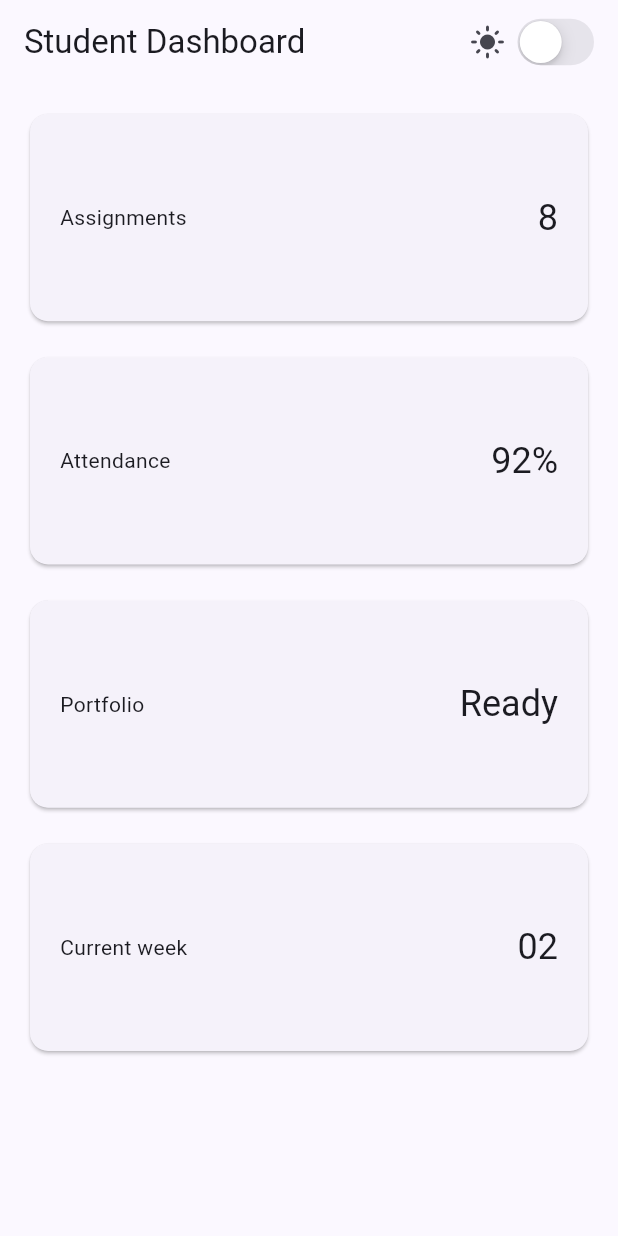
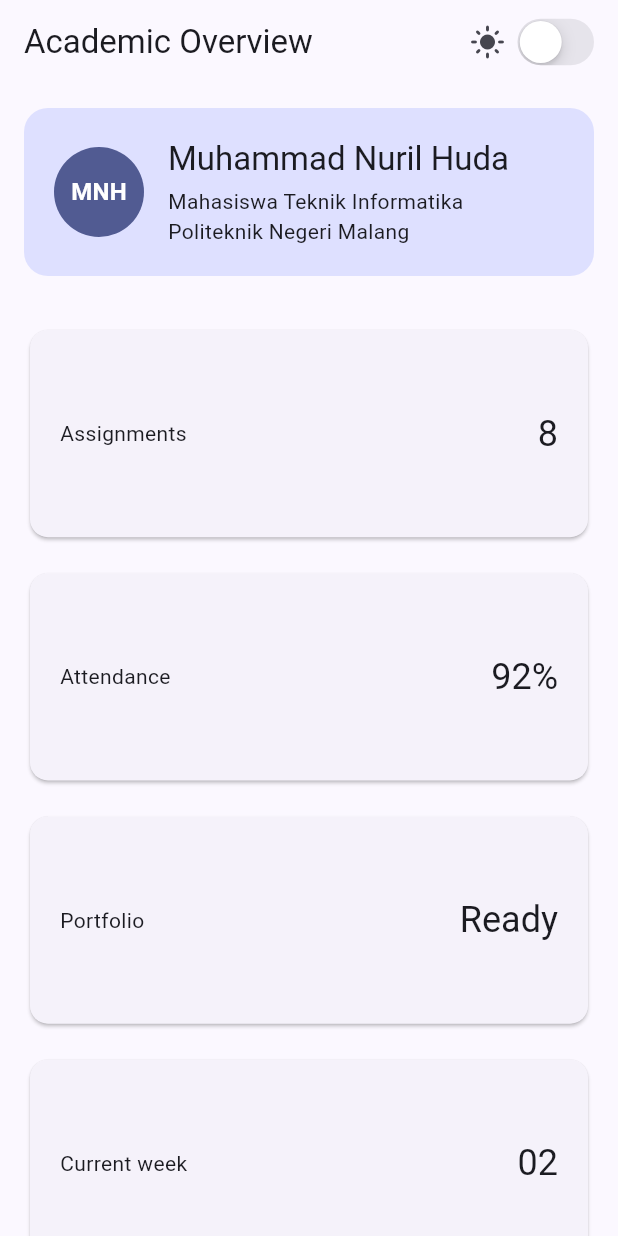
Before and after one commit to nurilhuda05/muhammadnurilhuda-mobile-course, a Flutter app: the screen it shows after launch, on a phone screen of 412 x 824 dp. Run offline on Flutter 3.47's test engine with Material 3 defaults, Android fonts, the phone set to English and light mode, and no system bars.

Commit message:
Mengerjakan Tugas Utama Pertemuan 2

```diff
--- a/02-week-2-declarative-ui-responsive-design/responsive_dashboard/lib/main.dart
+++ b/02-week-2-declarative-ui-responsive-design/responsive_dashboard/lib/main.dart
@@ -45,7 +45,7 @@ class DashboardPage extends StatelessWidget {
   Widget build(BuildContext context) {
     return Scaffold(
       appBar: AppBar(
-        title: const Text('Student Dashboard'),
+        title: const Text('Academic Overview'),
         actions: [
           Row(
             children: [
@@ -63,7 +63,60 @@ class DashboardPage extends StatelessWidget {
       body: LayoutBuilder(
         builder: (context, constraints) {
           final columns = constraints.maxWidth >= 700 ? 2 : 1;
-          return GridView.count(
+
+          return Column(
+            children: [
+              Container(
+                width: double.infinity,
+                margin: const EdgeInsets.all(16),
+                padding: const EdgeInsets.all(20),
+                decoration: BoxDecoration(
+                  color: Theme.of(context).colorScheme.primaryContainer,
+                  borderRadius: BorderRadius.circular(16),
+                ),
+                child: Row(
+                  children: [
+                    Semantics(
+                      label: 'Profil mahasiswa Muhammad Nuril Huda',
+                      child: CircleAvatar(
+                        radius: 30,
+                        backgroundColor: Theme.of(context).colorScheme.primary,
+                        child: const Text(
+                          'MNH',
+                          style: TextStyle(
+                            color: Colors.white,
+                            fontWeight: FontWeight.bold,
+                          ),
+                        ),
+                      ),
+                    ),
+
+                    const SizedBox(width: 16),
+                    Expanded(
+                      child: Column(
+                        crossAxisAlignment: CrossAxisAlignment.start,
+                        children: [
+                          Text(
+                            'Muhammad Nuril Huda',
+                            style: Theme.of(context).textTheme.titleLarge,
+                          ),
+                          const SizedBox(height: 4),
+                          Text(
+                            'Mahasiswa Teknik Informatika',
+                            style: Theme.of(context).textTheme.bodyMedium,
+                          ),
+                          Text(
+                            'Politeknik Negeri Malang',
+                            style: Theme.of(context).textTheme.bodyMedium,
+                          ),
+                        ],
+                      ),
+                    ),
+                  ],
+                ),
+              ),
+              Expanded(
+                child: GridView.count(
                   padding: const EdgeInsets.all(16),
                   crossAxisCount: columns,
                   crossAxisSpacing: 16,
@@ -75,6 +128,9 @@ class DashboardPage extends StatelessWidget {
                     DashboardCard(title: 'Portfolio', value: 'Ready'),
                     DashboardCard(title: 'Current week', value: '02'),
                   ],
+                ),
+              ),
+            ],
           );
         },
       ),
@@ -84,12 +140,15 @@ class DashboardPage extends StatelessWidget {
 
 class DashboardCard extends StatelessWidget {
   const DashboardCard({required this.title, required this.value, super.key});
+
   final String title;
   final String value;
 
   @override
   Widget build(BuildContext context) {
-    return Card(
+    return Semantics(
+      label: '$title: $value',
+      child: Card(
         child: Padding(
           padding: const EdgeInsets.all(20),
           child: Row(
@@ -99,6 +158,7 @@ class DashboardCard extends StatelessWidget {
             ],
           ),
         ),
+      ),
     );
   }
 }
```
Lines whose indentation alone changed are shown as unchanged.
